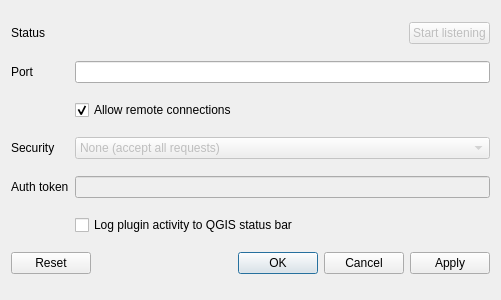
First picture: the form in network_api_dialog_base.ui, repository franzoni315/QGISNetworkAPI, before the edit.
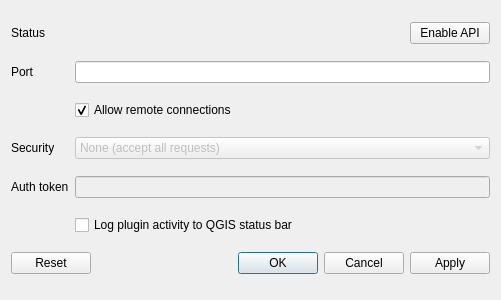
Second picture: the form after the edit.

Commit message: Changing status bar toggle to checkbox and hooking up config dialog toggle

```diff
--- a/network_api_dialog_base.ui
+++ b/network_api_dialog_base.ui
@@ -46,10 +46,10 @@
       </sizepolicy>
      </property>
      <property name="text">
-      <string>Start listening</string>
+      <string>Enable API</string>
      </property>
      <property name="enabled">
-      <bool>false</bool>
+      <bool>true</bool>
      </property>
      <property name="checkable">
       <bool>true</bool>
```
The commit also changes 3 other files.
